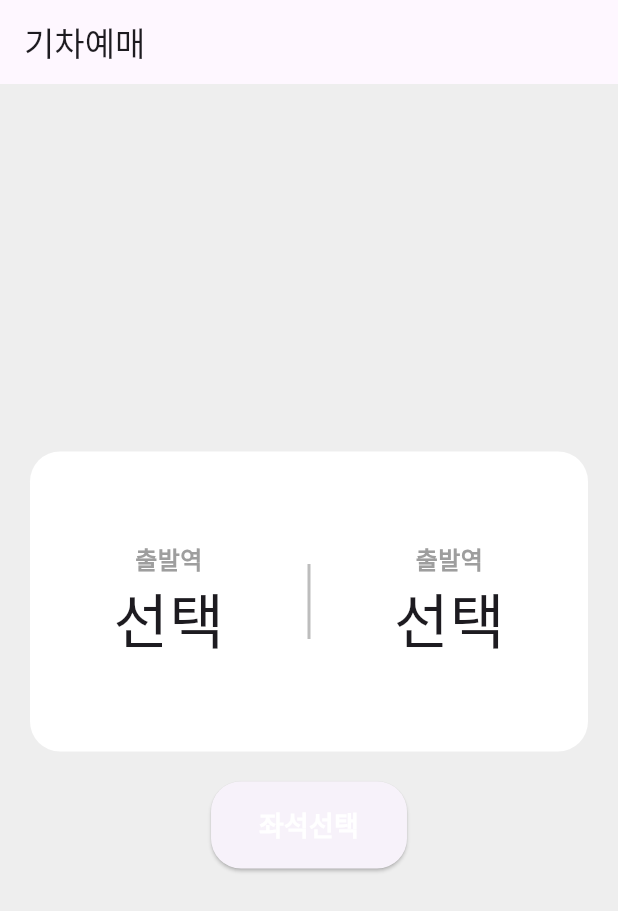
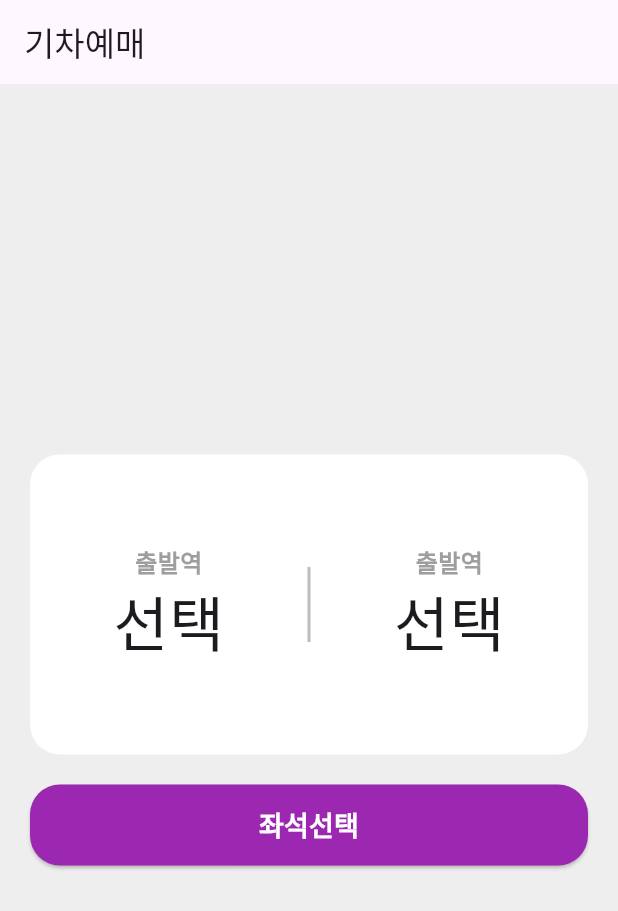
Before and after one commit to hippieperm/flutter_train_app, a Flutter app: the screen it shows after launch, on a phone screen of 412 x 824 dp. Shown: the top 911 px of the screen. Run offline on Flutter 3.47's test engine with Material 3 defaults, Android fonts, the phone set to English and light mode, and no system bars.

Commit message:
✨ 홈 페이지에서 CommonButton 위젯으로 좌석 선택 버튼 교체 및 Padding 위젯에 const 키워드 추가

```diff
--- a/lib/pages/home_page.dart
+++ b/lib/pages/home_page.dart
@@ -1,3 +1,4 @@
+import 'package:a/pages/widgets/common_button.dart';
 import 'package:a/pages/widgets/select_box.dart';
 import 'package:flutter/material.dart';
 
@@ -11,31 +12,14 @@ class HomePage extends StatelessWidget {
         title: const Text('기차예매'),
       ),
       backgroundColor: Colors.grey[200],
-      body: Padding(
-        padding: const EdgeInsets.symmetric(horizontal: 20),
+      body: const Padding(
+        padding: EdgeInsets.symmetric(horizontal: 20),
         child: Column(
           mainAxisAlignment: MainAxisAlignment.center,
           children: [
-            const SelectBox(),
-            const SizedBox(height: 20),
-            ElevatedButton(
-              onPressed: () {},
-              style: ElevatedButton.styleFrom(
-                shape: RoundedRectangleBorder(
-                  borderRadius: BorderRadius.circular(20),
-                ),
-                padding:
-                    const EdgeInsets.symmetric(horizontal: 32, vertical: 16),
-              ),
-              child: const Text(
-                '좌석선택',
-                style: TextStyle(
-                  color: Colors.white,
-                  fontSize: 18,
-                  fontWeight: FontWeight.bold,
-                ),
-              ),
-            )
+            SelectBox(),
+            SizedBox(height: 20),
+            CommonButton(),
           ],
         ),
       ),
```
